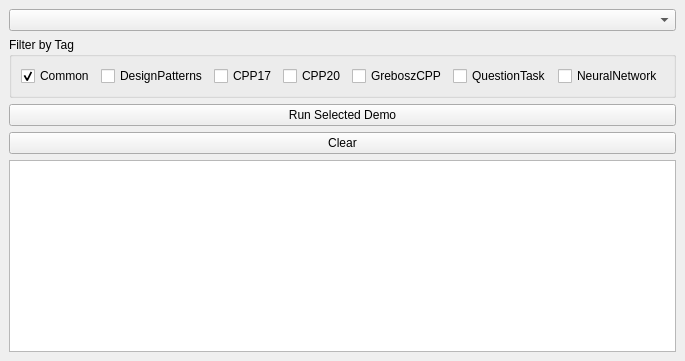
pawcijo/CppPlayground, file ModernCppQTApp/src/mainwindow.ui: the form before one commit.
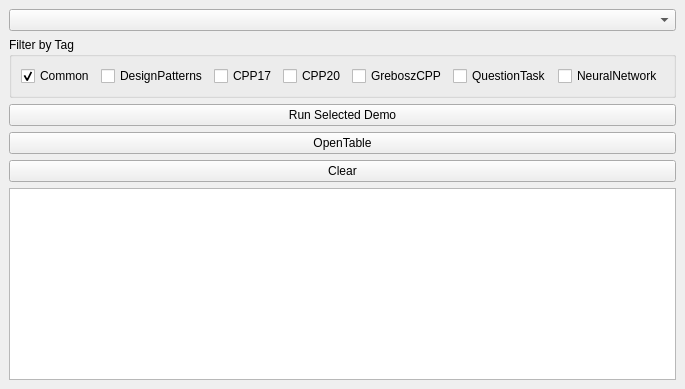
The form after the commit.

Commit message: Mendelejew table, added in staticLib and qt app

```diff
--- a/ModernCppQTApp/src/mainwindow.ui
+++ b/ModernCppQTApp/src/mainwindow.ui
@@ -74,6 +74,11 @@
       <property name="text"><string>Run Selected Demo</string></property>
      </widget>
     </item>
+        <item>
+     <widget class="QPushButton" name="openTableButton">
+      <property name="text"><string>OpenTable</string></property>
+     </widget>
+    </item>
     <item>
      <widget class="QPushButton" name="clearButton">
       <property name="text">
```
The commit also changes 12 other files.
